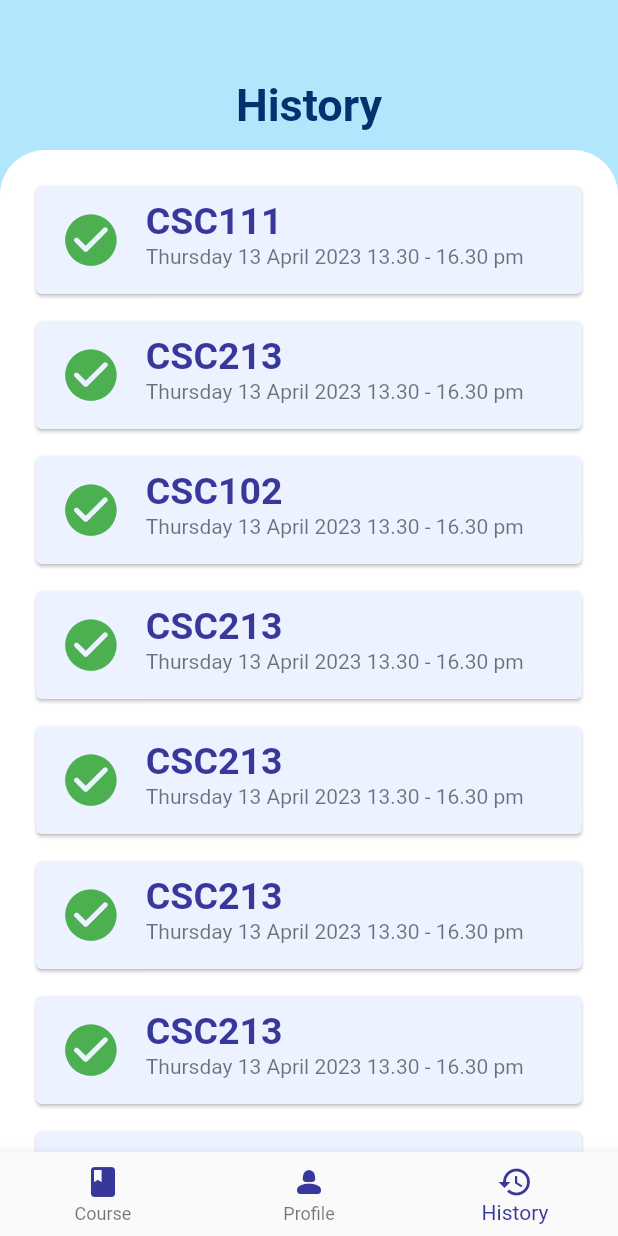
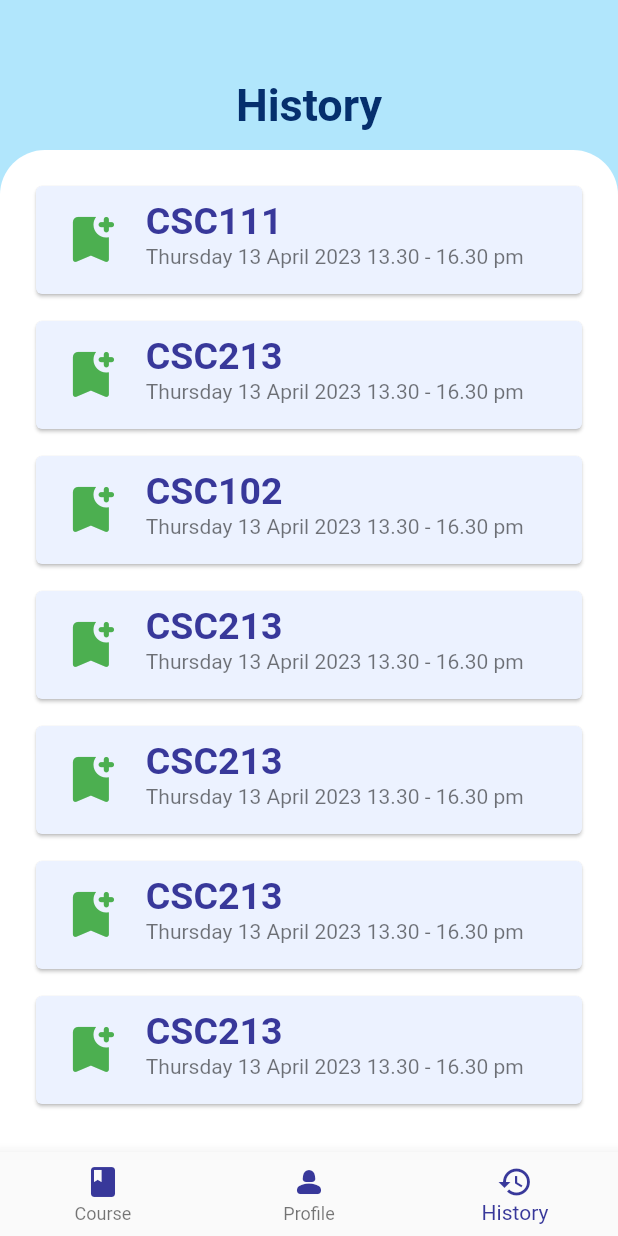
Before and after one commit to phoomaw10/mamaimakhrap, a Flutter app: the screen it shows once a user with an empty profile is signed in, on a phone screen of 412 x 824 dp. Run offline on Flutter 3.47's test engine with Material 2 defaults, Android fonts, the phone set to English and light mode, and no system bars; our stand-ins replace firebase_auth, firebase_core, flutter_keyboard_visibility, qr_flutter; missing offline and left inert: qr_code_scanner; accounts and stored records are empty.

Commit message:
last update

```diff
--- a/lib/InCoursePage.dart
+++ b/lib/InCoursePage.dart
@@ -111,7 +111,7 @@
                                     actions: <Widget>[
                                       TextButton(
                                         child: Text(
-                                          'Create',
+                                          'Generate',
                                           style: TextStyle(color: Colors.white),
                                         ),
                                         onPressed: () {
--- a/lib/InsideFeedbackPage.dart
+++ b/lib/InsideFeedbackPage.dart
@@ -32,7 +32,9 @@
                     Container(
                       margin: const EdgeInsets.only(left: 10, bottom: 4),
                       child: IconButton(
-                          onPressed: () {},
+                          onPressed: () {
+                            Navigator.pop(context);
+                          },
                           icon: const Icon(
                             Icons.arrow_circle_left_rounded,
                             size: 40,
--- a/lib/NavbarTeacher.dart
+++ b/lib/NavbarTeacher.dart
@@ -9,6 +9,7 @@
 import 'package:mamaimakhrap/ScanPage.dart';
 import 'package:mamaimakhrap/StudentHomePage.dart';
 import 'package:mamaimakhrap/TeacherCoursePage.dart';
+import 'package:mamaimakhrap/TeacherHistory.dart';
 import 'package:mamaimakhrap/TeacherProfile.dart';
 import 'package:mamaimakhrap/studentProfile.dart';
 
@@ -20,7 +21,7 @@
 }
 
 class _NavbarTeacherState extends State<NavbarTeacher> {
-  final pages = const [TeacherCoursePage(), TeacherProfile(), HistoryPage()];
+  final pages = const [TeacherCoursePage(), TeacherProfile(), TeacherHistory()];
   int _selectedTab = 2;
   double screenHeight = 0;
   double screenWidth = 0;
--- /dev/null
+++ b/lib/TeacherHistory.dart
@@ -0,0 +1,120 @@
+import 'package:flutter/material.dart';
+import 'package:flutter/src/widgets/framework.dart';
+import 'package:flutter/src/widgets/placeholder.dart';
+import 'package:mamaimakhrap/CoursePage.dart';
+import 'package:mamaimakhrap/InsideTeacherHistory.dart';
+import 'package:mamaimakhrap/QRCodePage.dart';
+import 'package:mamaimakhrap/StudentHomePage.dart';
+import 'package:mamaimakhrap/studentProfile.dart';
+
+class TeacherHistory extends StatefulWidget {
+  const TeacherHistory({super.key});
+
+  @override
+  State<TeacherHistory> createState() => _TeacherHistoryState();
+}
+
+class _TeacherHistoryState extends State<TeacherHistory> {
+  double screenHeight = 0;
+  double screenWidth = 0;
+  Color primary = const Color.fromARGB(255, 177, 230, 252);
+  @override
+  Widget build(BuildContext context) {
+    screenHeight = MediaQuery.of(context).size.height;
+    screenWidth = MediaQuery.of(context).size.width;
+    return Scaffold(
+      backgroundColor: const Color.fromARGB(255, 177, 230, 252),
+      resizeToAvoidBottomInset: false,
+      body: Column(
+        children: <Widget>[
+          SizedBox(
+              height: 100,
+              width: screenWidth,
+              child: Container(
+                margin: const EdgeInsets.only(top: 40),
+                child: const Center(
+                  child: Text(
+                    "History",
+                    style: TextStyle(
+                        fontSize: 30,
+                        fontWeight: FontWeight.bold,
+                        color: Color.fromARGB(255, 5, 47, 109)),
+                  ),
+                ),
+              )),
+          Expanded(
+            child: Container(
+              height: screenHeight,
+              width: screenWidth,
+              decoration: const BoxDecoration(
+                  color: Color.fromARGB(255, 255, 255, 255),
+                  borderRadius: BorderRadius.only(
+                      topLeft: Radius.circular(30.0),
+                      topRight: Radius.circular(30.0))),
+              child: SingleChildScrollView(
+                child: Container(
+                  margin: EdgeInsets.only(top: 20),
+                  child: Column(children: [
+                    customHistory(
+                        'CSC111', 'Thursday 13 April 2023 13.30 - 16.30 pm'),
+                    customHistory(
+                        'CSC213', 'Thursday 13 April 2023 13.30 - 16.30 pm'),
+                    customHistory(
+                        'CSC102', 'Thursday 13 April 2023 13.30 - 16.30 pm'),
+                    customHistory(
+                        'CSC213', 'Thursday 13 April 2023 13.30 - 16.30 pm'),
+                    customHistory(
+                        'CSC213', 'Thursday 13 April 2023 13.30 - 16.30 pm'),
+                    customHistory(
+                        'CSC213', 'Thursday 13 April 2023 13.30 - 16.30 pm'),
+                    customHistory(
+                        'CSC213', 'Thursday 13 April 2023 13.30 - 16.30 pm'),
+                  ]),
+                ),
+              ),
+            ),
+          )
+        ],
+      ),
+    );
+  }
+
+  Widget customHistory(
+    String hint,
+    String date,
+  ) {
+    return GestureDetector(
+      onTap: () => Navigator.push(context,
+          MaterialPageRoute(builder: ((context) => InsideTeacherHistory()))),
+      child: Container(
+        width: screenWidth - 40,
+        margin: const EdgeInsets.only(bottom: 10),
+        child: Card(
+          color: const Color.fromARGB(255, 236, 242, 255),
+          child: Column(
+            mainAxisSize: MainAxisSize.min,
+            crossAxisAlignment: CrossAxisAlignment.start,
+            children: <Widget>[
+              ListTile(
+                leading: Icon(
+                  Icons.bookmark_add_rounded,
+                  color: Colors.green,
+                  size: screenWidth / 10,
+                ),
+                title: Text(
+                  hint,
+                  style: TextStyle(
+                    fontSize: 25,
+                    fontWeight: FontWeight.bold,
+                    color: Color.fromARGB(255, 56, 56, 154),
+                  ),
+                ),
+                subtitle: Text(date),
+              )
+            ],
+          ),
+        ),
+      ),
+    );
+  }
+}
--- a/lib/main.dart
+++ b/lib/main.dart
@@ -46,7 +46,7 @@
             if (snapshot.hasData) {
               return const NavbarTeacher();
             } else {
-              return const KeyboardVisibilityProvider(child: NavbarTeacher());
+              return const KeyboardVisibilityProvider(child: NavbarStudent());
             }
           },
         ));
```
Also changed, not shown: lib/FeedbackPage.dart (+3 -73 lines), lib/InsideTeacherHistory.dart (added, +127 -0 lines), lib/NavbarStudent.dart (+13 -4 lines).
